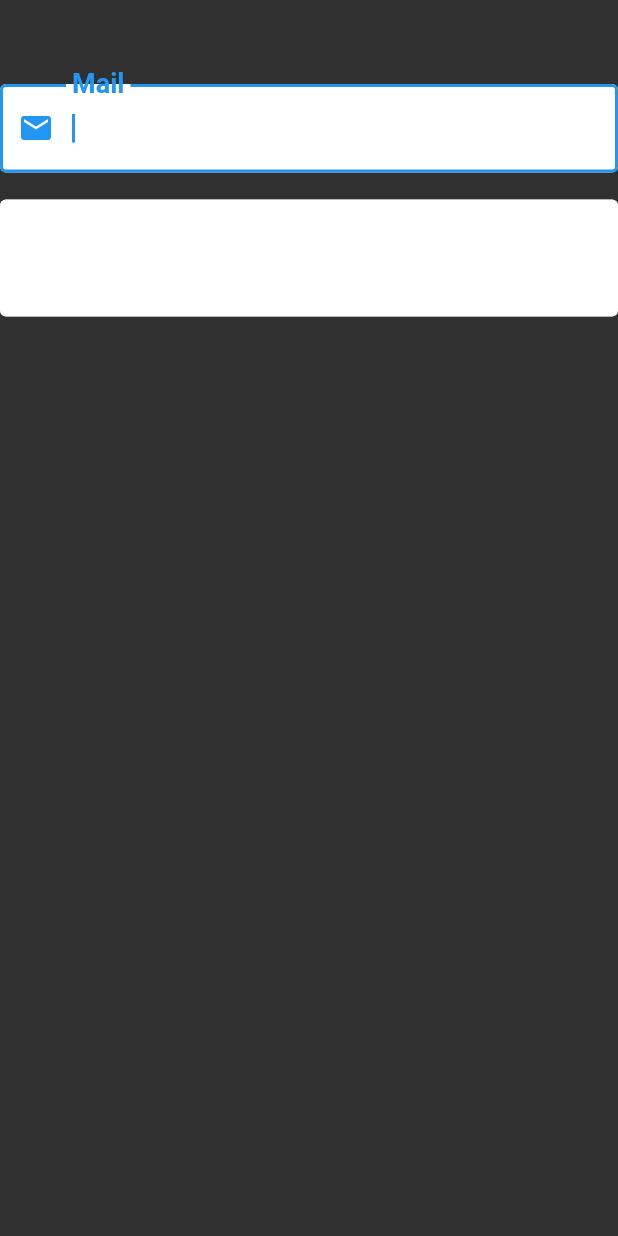
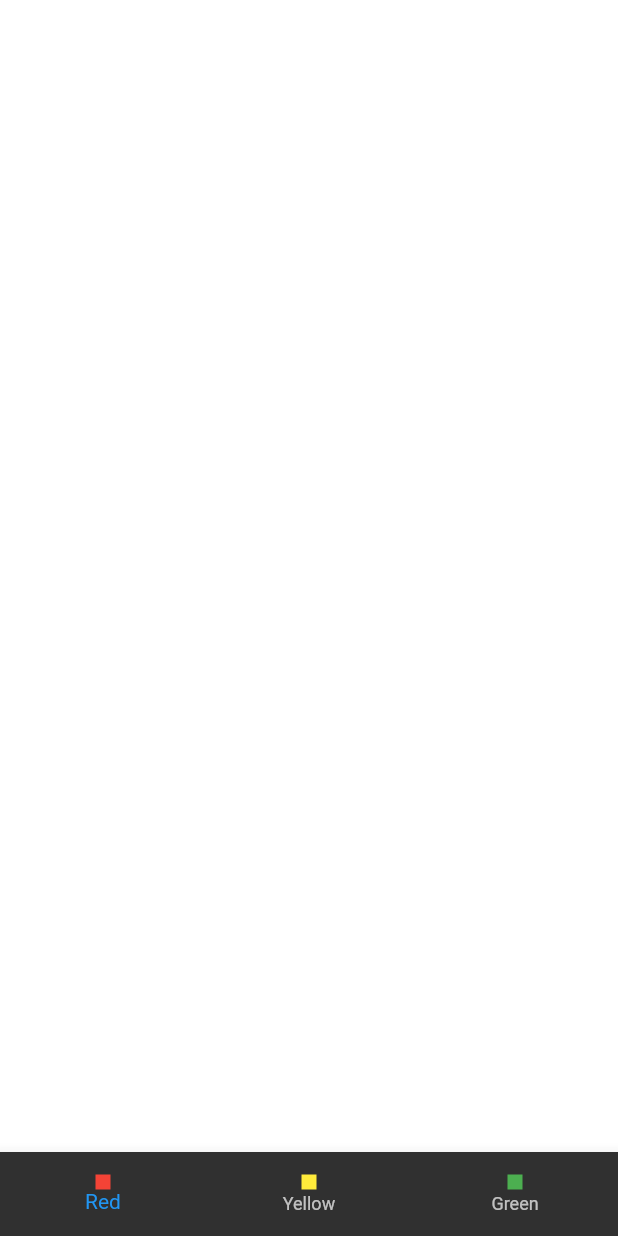
Before and after one commit to hicranfiliz/flutter_learn, a Flutter app: the screen it shows after launch, on a phone screen of 412 x 824 dp. Run offline on Flutter 3.47's test engine with Material 2 defaults, Android fonts, the phone set to English and light mode, and no system bars; missing offline and left inert: dart:ffi.

Commit message:
added  buttomnavigator buttons and change bgcolor

```diff
--- /dev/null
+++ b/lib/demos/color_demos_view.dart
@@ -0,0 +1,72 @@
+// bir ekran 3 bıutton, buttonlara basilinca renk degisiim,
+// basili button selected icon olsun.
+
+import 'package:flutter/material.dart';
+
+class ColorDemos extends StatefulWidget {
+  const ColorDemos({super.key});
+
+  @override
+  State<ColorDemos> createState() => _ColorDemosState();
+}
+
+class _ColorDemosState extends State<ColorDemos> {
+  Color? _backgroundColor = Colors.transparent;
+
+  void changeBackgroundColor(Color color) {
+    // ekrranin tekrardan tetiklenmesini istiyorsak setstate yazariz.
+    setState(() {
+      _backgroundColor = color;
+    });
+  }
+
+// build icinde cok fazla etod birakma, disari cikart
+  @override
+  Widget build(BuildContext context) {
+    return Scaffold(
+      backgroundColor: _backgroundColor,
+      appBar: AppBar(),
+      bottomNavigationBar: BottomNavigationBar(
+          // ontap ile hangisine tklandigini alabiliyorum..
+          onTap: _colorOnTap,
+          items: const [
+            BottomNavigationBarItem(
+                icon: _ColorContainer(
+                  color: Colors.red,
+                ),
+                label: 'Red'),
+            BottomNavigationBarItem(icon: _ColorContainer(color: Colors.yellow), label: 'Yellow'),
+            BottomNavigationBarItem(icon: _ColorContainer(color: Colors.green), label: 'Green'),
+          ]),
+    );
+  }
+
+  void _colorOnTap(value) {
+    if (value == _MyColors.red.index) {
+      changeBackgroundColor(Colors.red);
+    } else if (value == _MyColors.yellow.index) {
+      changeBackgroundColor(Colors.yellow);
+    } else if (value == _MyColors.green.index) {
+      changeBackgroundColor(Colors.green);
+    }
+  }
+}
+
+enum _MyColors { red, yellow, green }
+
+class _ColorContainer extends StatelessWidget {
+  const _ColorContainer({
+    super.key,
+    required this.color,
+  });
+  final Color color;
+
+  @override
+  Widget build(BuildContext context) {
+    return Container(
+      color: color,
+      width: 10,
+      height: 10,
+    );
+  }
+}
--- a/lib/main.dart
+++ b/lib/main.dart
@@ -17,6 +17,7 @@ import 'package:flutter_learn/101/statefull_lifecycle_learn.dart';
 import 'package:flutter_learn/101/stateless_learn.dart';
 import 'package:flutter_learn/101/text_field_learn.dart';
 import 'package:flutter_learn/101/text_learn_view.dart';
+import 'package:flutter_learn/demos/color_demos_view.dart';
 import 'package:flutter_learn/demos/note_demos_view.dart';
 import 'package:flutter_learn/demos/stack_demo_view.dart';
 
@@ -48,8 +49,8 @@ class MyApp extends StatelessWidget {
                 iconColor: Colors.red,
                 border: OutlineInputBorder(),
                 floatingLabelStyle: TextStyle(color: Colors.blue, fontSize: 24, fontWeight: FontWeight.w600)),
-                // bu sekilde text color'in rengi degisiyor ama butun title medium olanlarda degsiyor.
-                // text color'i class icinde vermek daa mantıkli temadan vermketen.
+            // bu sekilde text color'in rengi degisiyor ama butun title medium olanlarda degsiyor.
+            // text color'i class icinde vermek daa mantıkli temadan vermketen.
             textTheme: const TextTheme(titleMedium: TextStyle(color: Colors.red)),
             iconTheme: const IconThemeData(),
             appBarTheme: const AppBarTheme(
@@ -58,6 +59,6 @@ class MyApp extends StatelessWidget {
               backgroundColor: Colors.transparent,
               elevation: 0,
             )),
-        home: const TextFieldLearn());
+        home: const ColorDemos());
   }
 }
```
